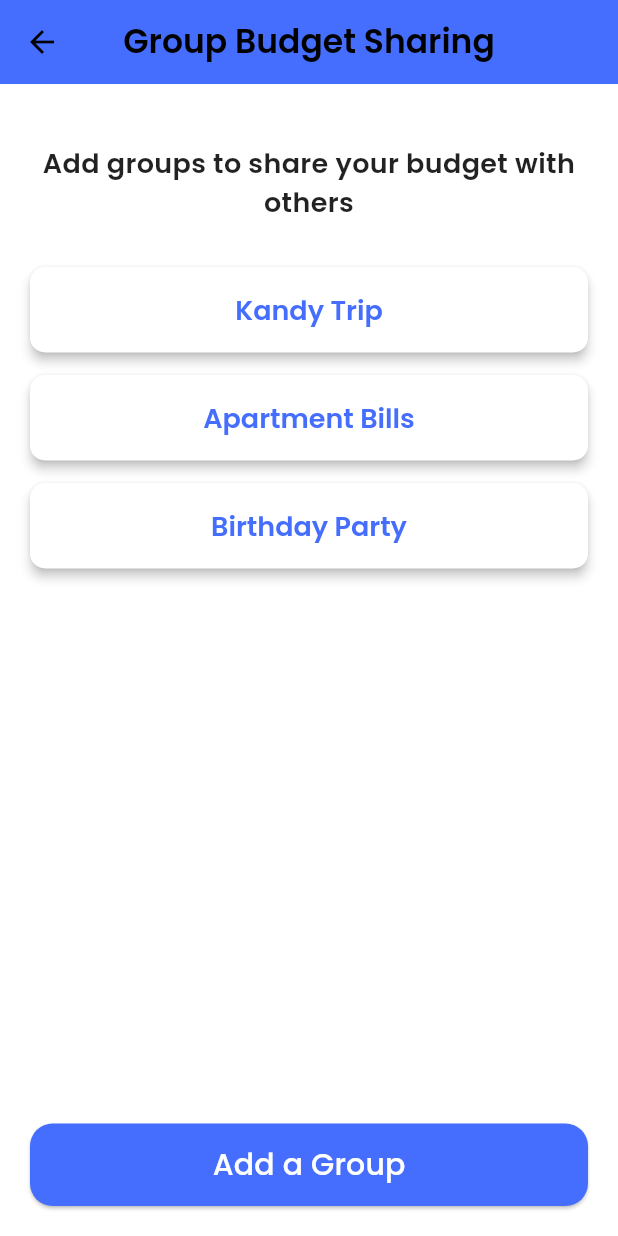
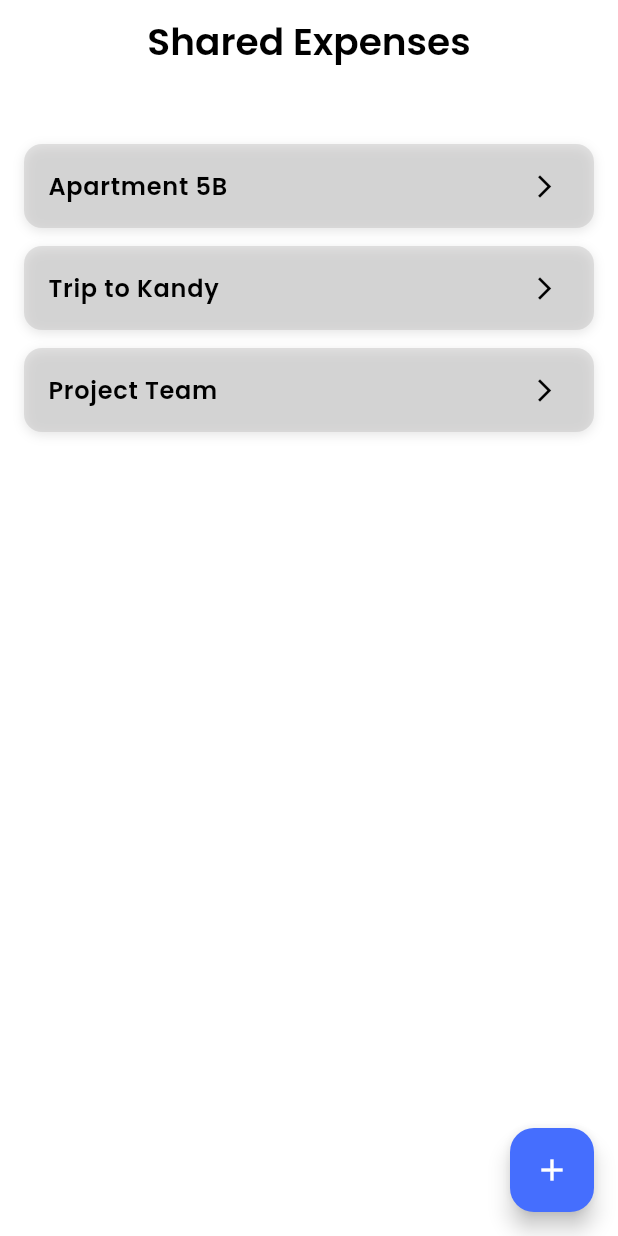
Before and after one commit to AsinOmal/CGP-Adopt-A-Wallet, a Flutter app: the screen it shows after launch, on a phone screen of 412 x 824 dp. Run offline on Flutter 3.47's test engine with Material 3 defaults, Android fonts, the phone set to English and light mode, and no system bars; drawn by our look-alikes of flutter_slidable, overlay_support; our stand-ins replace awesome_snackbar_content, bloc, calendar_view, cloud_firestore, dotted_border, equatable and 26 more; missing offline and left inert: encrypt, feedback, google_mlkit_text_recognition, is_first_run, mailer, mobile_scanner and 5 more; accounts and stored records are empty.

Commit message:
Enhanced Shared Expenses First Screen

```diff
--- a/lib/screens/group-sharing/group_sharing_first_page.dart
+++ b/lib/screens/group-sharing/group_sharing_first_page.dart
@@ -1,5 +1,6 @@
 import 'package:financial_app/components/simple_button.dart';
 import 'package:flutter/material.dart';
+import 'package:flutter_slidable/flutter_slidable.dart';
 
 class GroupSharingFirst extends StatefulWidget {
   static const routeName = '/group-sharing-first';
@@ -11,9 +12,7 @@ class GroupSharingFirst extends StatefulWidget {
 }
 
 class _GroupSharingFirstState extends State<GroupSharingFirst> {
-  @override
-  Widget build(BuildContext context) {
-    final List<String> groups = [];
+  final List<String> groups = ['Apartment 5B', 'Trip to Kandy', 'Project Team'];
 
   void addGroup() {
     setState(() {
@@ -21,93 +20,90 @@ class _GroupSharingFirstState extends State<GroupSharingFirst> {
     });
   }
 
+  @override
+  Widget build(BuildContext context) {
     return Scaffold(
       appBar: AppBar(
-        leading: IconButton(
-          icon: const Icon(Icons.arrow_back),
-          onPressed: () => Navigator.of(context).pop(),
+        centerTitle: true,
+        title: const Text(
+          "Shared Expenses",
+          style: TextStyle(fontSize: 25, fontWeight: FontWeight.w600),
         ),
-        title: const Text(
-          "Group Budget Sharing",
-          style: TextStyle(fontSize: 22, fontWeight: FontWeight.bold),
       ),
-        centerTitle: true,
-        backgroundColor: const Color(0xFF456EFE),
-      ),
-      body: Padding(
-        padding: const EdgeInsets.all(20),
+      backgroundColor: const Color.fromARGB(255, 255, 255, 255),
+
+      body: SafeArea(
+        child: Padding(
+          padding: const EdgeInsets.symmetric(horizontal: 16, vertical: 20),
           child: Column(
-          crossAxisAlignment: CrossAxisAlignment.stretch,
+            crossAxisAlignment: CrossAxisAlignment.start,
             children: [
               const SizedBox(height: 20),
-            const Text(
-              "Add groups to share your budget with others",
-              style: TextStyle(
-                fontSize: 18,
-                fontWeight: FontWeight.w600,
-                color: Colors.black87,
+              Expanded(
+                child: ListView.separated(
+                  itemCount: groups.length,
+                  separatorBuilder: (_, __) => const SizedBox(height: 12),
+                  itemBuilder: (context, index) {
+                    return _buildGroupCard(groups[index], index);
+                  },
                 ),
-              textAlign: TextAlign.center,
-            ),
-            const SizedBox(height: 30),
-            Expanded(
-              child: ListView(
-                children: [
-                  _buildGroupButton("Kandy Trip"),
-                  const SizedBox(height: 15),
-                  _buildGroupButton("Apartment Bills"),
-                  const SizedBox(height: 15),
-                  _buildGroupButton("Birthday Party"),
-                ],
-              ),
-            ),
-            const SizedBox(height: 20),
-            SimpleButton(
-              data: 'Add a Group',
-              onPressed: addGroup,
               ),
             ],
           ),
         ),
+      ),
+      floatingActionButton: FloatingActionButton(
+        backgroundColor: const Color(0xFF456EFE),
+        foregroundColor: Colors.white,
+        onPressed: addGroup,
+        child: const Icon(Icons.add),
+      ),
     );
   }
 
-  Widget _buildGroupButton(String title) {
-    return ElevatedButton(
-      style: ElevatedButton.styleFrom(
-        elevation: 3,
-        backgroundColor: Colors.white,
-        foregroundColor:const Color(0xFF456EFE),
-        shape: RoundedRectangleBorder(
-          borderRadius: BorderRadius.circular(10),
+  Widget _buildGroupCard(String title, int index) {
+    return Slidable(
+      key: ValueKey(title),
+      endActionPane: ActionPane(
+        motion: const DrawerMotion(),
+        extentRatio: 0.25,
+        children: [
+          SlidableAction(
+            onPressed: (_) {
+              setState(() {
+                groups.removeAt(index);
+              });
+            },
+            backgroundColor: Colors.red,
+            foregroundColor: Colors.white,
+            icon: Icons.delete,
           ),
-        padding: const EdgeInsets.symmetric(vertical: 15),
-        textStyle: const TextStyle(fontSize: 18, fontWeight: FontWeight.bold, fontFamily: 'Poppins'),
+        ],
       ),
-      onPressed: () {},
-      child: Text(title),
+      child: Container(
+        decoration: BoxDecoration(
+          color: const Color.fromARGB(255, 185, 184, 184).withOpacity(0.4),
+          borderRadius: BorderRadius.circular(12),
+          boxShadow: [
+            BoxShadow(
+              color: Colors.black.withOpacity(0.10),
+              blurRadius: 6,
+              offset: const Offset(0, 2),
+            )
+          ],
+        ),
+        child: ListTile(
+          title: Text(
+            title,
+            style: const TextStyle(
+              fontSize: 16,
+              fontWeight: FontWeight.w600,
+            ),
+          ),
+          trailing: const Icon(Icons.arrow_forward_ios, size: 18),
+          onTap: () {}, // Add navigation or functionality here
+        ),
+      ),
     );
   }
 }
-//! Groups nattan, Add A Group kiyala pennala, button ekak click karama group ekak add karanna hdnawa
-
-//! nattan group list eka pennanawa.
-// body: groups.isEmpty
-//           ? const Center(
-//               child: Text(
-//                 'Add a Group',
-//                 style: TextStyle(fontSize: 20, fontWeight: FontWeight.bold),
-//               ),
-//             )
-//           : ListView.builder(
-//               itemCount: groups.length,
-//               itemBuilder: (context, index) {
-//                 return ListTile(title: Text(groups[index]));
-//               },
-//             ),
-//       floatingActionButton: FloatingActionButton(
-//         onPressed: () {
-//           addGroup;
-//         },
-//         child: const Icon(Icons.add),
-//
```
Lines whose indentation alone changed are shown as unchanged.
